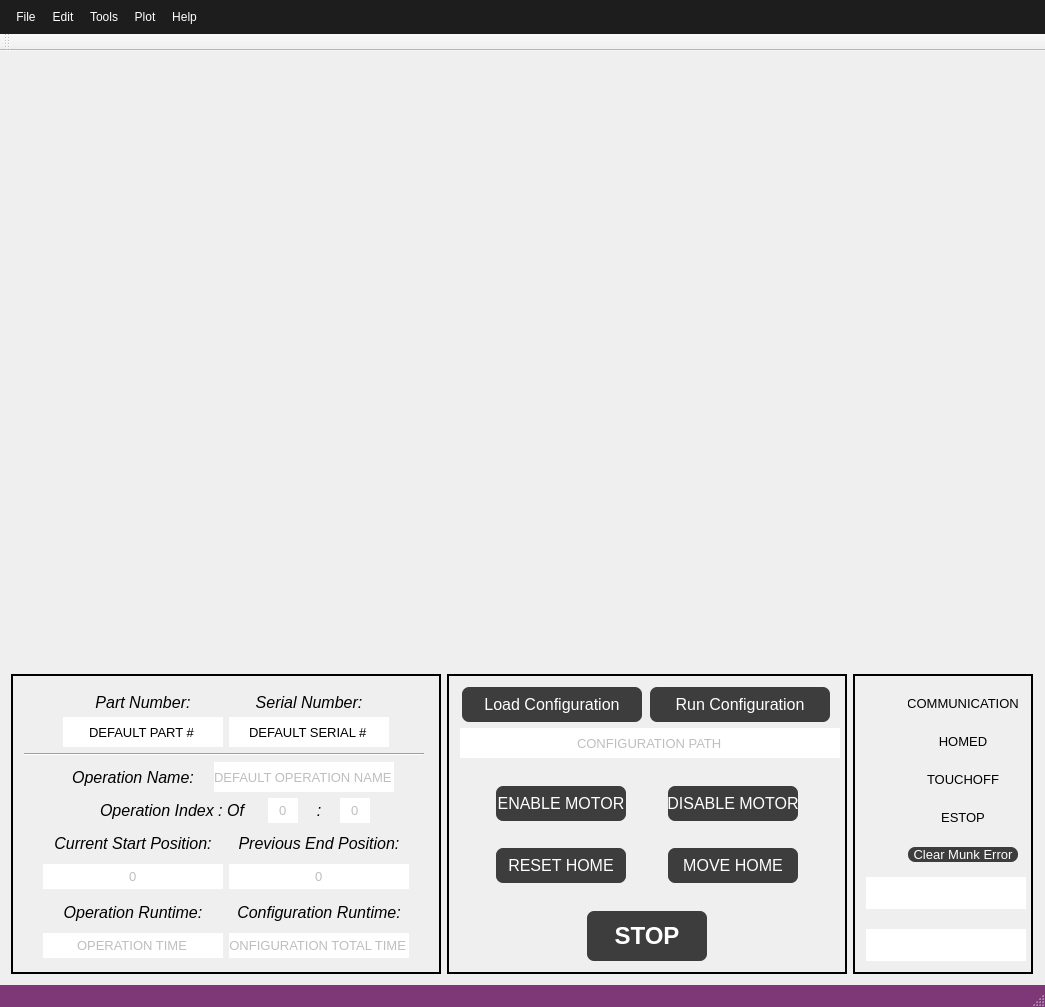
Old version of the form src/ECM_gui/ECM_controller_gui.ui in the repository dmherrington/ECM-Control-System.
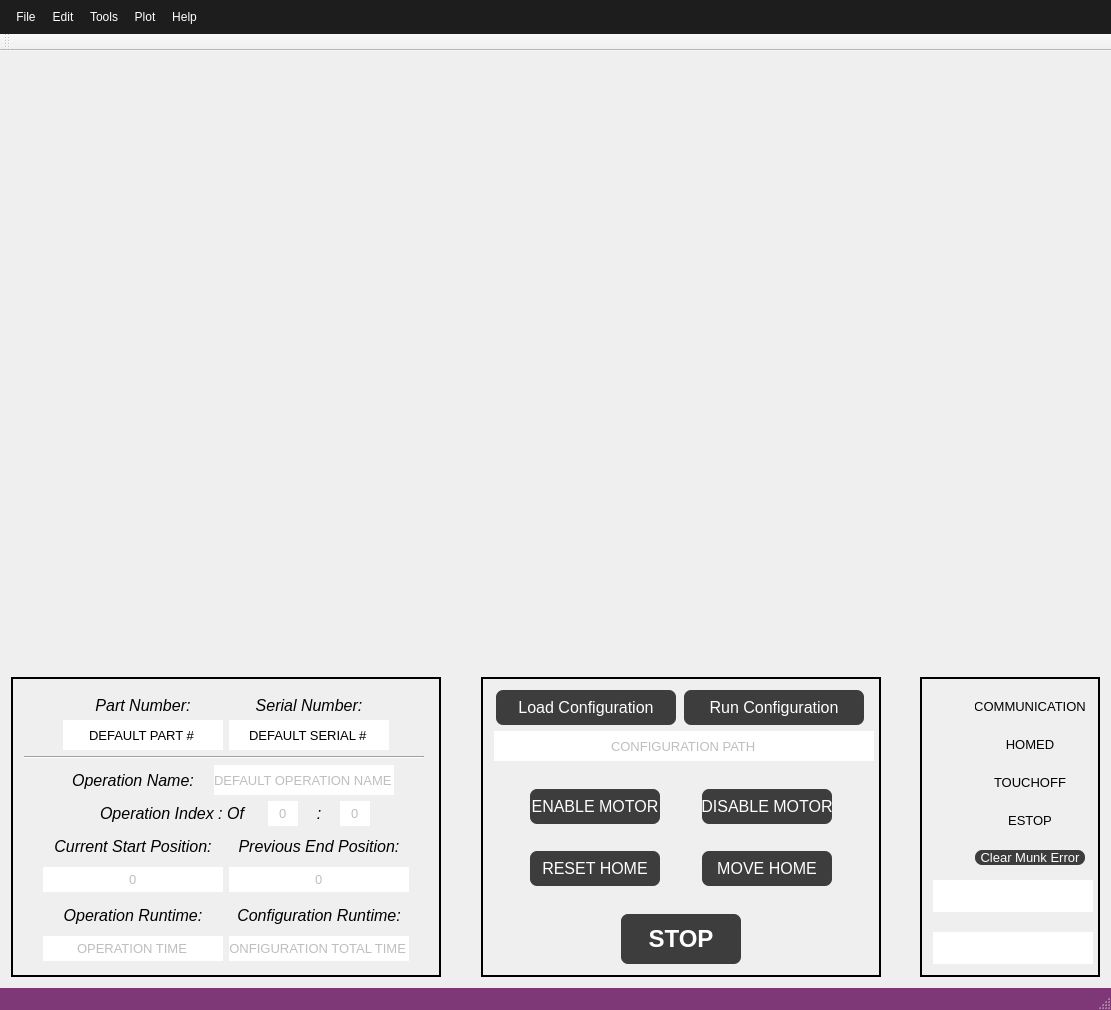
New version of the form. Custom widgets are drawn as their Qt base class.

Commit message: Primary Load In Config Functioning

The edit to the form file:
```diff
--- a/src/ECM_gui/ECM_controller_gui.ui
+++ b/src/ECM_gui/ECM_controller_gui.ui
@@ -6,8 +6,8 @@
    <rect>
     <x>0</x>
     <y>0</y>
-    <width>1045</width>
-    <height>1004</height>
+    <width>1111</width>
+    <height>1010</height>
    </rect>
   </property>
   <property name="sizePolicy">
@@ -150,7 +150,383 @@
   </property>
   <widget class="QWidget" name="centralWidget">
    <layout class="QGridLayout" name="gridLayout_3">
-    <item row="1" column="1">
+    <item row="1" column="4">
+     <widget class="QFrame" name="frame_Status">
+      <property name="sizePolicy">
+       <sizepolicy hsizetype="Fixed" vsizetype="Fixed">
+        <horstretch>0</horstretch>
+        <verstretch>0</verstretch>
+       </sizepolicy>
+      </property>
+      <property name="minimumSize">
+       <size>
+        <width>180</width>
+        <height>300</height>
+       </size>
+      </property>
+      <property name="maximumSize">
+       <size>
+        <width>180</width>
+        <height>300</height>
+       </size>
+      </property>
+      <property name="frameShape">
+       <enum>QFrame::Box</enum>
+      </property>
+      <property name="frameShadow">
+       <enum>QFrame::Plain</enum>
+      </property>
+      <property name="lineWidth">
+       <number>2</number>
+      </property>
+      <layout class="QGridLayout" name="gridLayout_5">
+       <item row="0" column="0">
+        <layout class="QGridLayout" name="gridLayout">
+         <item row="0" column="0">
+          <widget class="LED" name="widget_LEDCommunication" native="true">
+           <property name="sizePolicy">
+            <sizepolicy hsizetype="Fixed" vsizetype="Fixed">
+             <horstretch>0</horstretch>
+             <verstretch>0</verstretch>
+            </sizepolicy>
+           </property>
+           <property name="minimumSize">
+            <size>
+             <width>32</width>
+             <height>32</height>
+            </size>
+           </property>
+           <property name="maximumSize">
+            <size>
+             <width>32</width>
+             <height>32</height>
+            </size>
+           </property>
+          </widget>
+         </item>
+         <item row="0" column="1">
+          <widget class="QLabel" name="label_2">
+           <property name="sizePolicy">
+            <sizepolicy hsizetype="Fixed" vsizetype="Fixed">
+             <horstretch>0</horstretch>
+             <verstretch>0</verstretch>
+            </sizepolicy>
+           </property>
+           <property name="minimumSize">
+            <size>
+             <width>110</width>
+             <height>32</height>
+            </size>
+           </property>
+           <property name="maximumSize">
+            <size>
+             <width>110</width>
+             <height>32</height>
+            </size>
+           </property>
+           <property name="font">
+            <font>
+             <pointsize>10</pointsize>
+            </font>
+           </property>
+           <property name="text">
+            <string>COMMUNICATION</string>
+           </property>
+           <property name="alignment">
+            <set>Qt::AlignCenter</set>
+           </property>
+          </widget>
+         </item>
+         <item row="1" column="0">
+          <widget class="LED" name="widget_LEDHomed" native="true">
+           <property name="sizePolicy">
+            <sizepolicy hsizetype="Fixed" vsizetype="Fixed">
+             <horstretch>0</horstretch>
+             <verstretch>0</verstretch>
+            </sizepolicy>
+           </property>
+           <property name="minimumSize">
+            <size>
+             <width>32</width>
+             <height>32</height>
+            </size>
+           </property>
+           <property name="maximumSize">
+            <size>
+             <width>32</width>
+             <height>32</height>
+            </size>
+           </property>
+          </widget>
+         </item>
+         <item row="1" column="1">
+          <widget class="QLabel" name="label_3">
+           <property name="sizePolicy">
+            <sizepolicy hsizetype="Fixed" vsizetype="Fixed">
+             <horstretch>0</horstretch>
+             <verstretch>0</verstretch>
+            </sizepolicy>
+           </property>
+           <property name="minimumSize">
+            <size>
+             <width>110</width>
+             <height>32</height>
+            </size>
+           </property>
+           <property name="maximumSize">
+            <size>
+             <width>110</width>
+             <height>32</height>
+            </size>
+           </property>
+           <property name="font">
+            <font>
+             <pointsize>10</pointsize>
+            </font>
+           </property>
+           <property name="text">
+            <string>HOMED</string>
+           </property>
+           <property name="alignment">
+            <set>Qt::AlignCenter</set>
+           </property>
+          </widget>
+         </item>
+         <item row="2" column="0">
+          <widget class="LED" name="widget_LEDTouchoff" native="true">
+           <property name="sizePolicy">
+            <sizepolicy hsizetype="Fixed" vsizetype="Fixed">
+             <horstretch>0</horstretch>
+             <verstretch>0</verstretch>
+            </sizepolicy>
+           </property>
+           <property name="minimumSize">
+            <size>
+             <width>32</width>
+             <height>32</height>
+            </size>
+           </property>
+           <property name="maximumSize">
+            <size>
+             <width>32</width>
+             <height>32</height>
+            </size>
+           </property>
+          </widget>
+         </item>
+         <item row="2" column="1">
+          <widget class="QLabel" name="label_4">
+           <property name="sizePolicy">
+            <sizepolicy hsizetype="Fixed" vsizetype="Fixed">
+             <horstretch>0</horstretch>
+             <verstretch>0</verstretch>
+            </sizepolicy>
+           </property>
+           <property name="minimumSize">
+            <size>
+             <width>110</width>
+             <height>32</height>
+            </size>
+           </property>
+           <property name="maximumSize">
+            <size>
+             <width>110</width>
+             <height>32</height>
+            </size>
+           </property>
+           <property name="font">
+            <font>
+             <pointsize>10</pointsize>
+            </font>
+           </property>
+           <property name="text">
+            <string>TOUCHOFF</string>
+           </property>
+           <property name="alignment">
+            <set>Qt::AlignCenter</set>
+           </property>
+          </widget>
+         </item>
+         <item row="3" column="0">
+          <widget class="LED" name="widget_LEDESTOP" native="true">
+           <property name="sizePolicy">
+            <sizepolicy hsizetype="Fixed" vsizetype="Fixed">
+             <horstretch>0</horstretch>
+             <verstretch>0</verstretch>
+            </sizepolicy>
+           </property>
+           <property name="minimumSize">
+            <size>
+             <width>32</width>
+             <height>32</height>
+            </size>
+           </property>
+           <property name="maximumSize">
+            <size>
+             <width>32</width>
+             <height>32</height>
+            </size>
+           </property>
+          </widget>
+         </item>
+         <item row="3" column="1">
+          <widget class="QLabel" name="label_5">
+           <property name="sizePolicy">
+            <sizepolicy hsizetype="Fixed" vsizetype="Fixed">
+             <horstretch>0</horstretch>
+             <verstretch>0</verstretch>
+            </sizepolicy>
+           </property>
+           <property name="minimumSize">
+            <size>
+             <width>110</width>
+             <height>32</height>
+            </size>
+           </property>
+           <property name="maximumSize">
+            <size>
+             <width>110</width>
+             <height>32</height>
+            </size>
+           </property>
+           <property name="font">
+            <font>
+             <pointsize>10</pointsize>
+            </font>
+           </property>
+           <property name="text">
+            <string>ESTOP</string>
+           </property>
+           <property name="alignment">
+            <set>Qt::AlignCenter</set>
+           </property>
+          </widget>
+         </item>
+         <item row="4" column="0">
+          <widget class="LED" name="widget_LEDMunkError" native="true">
+           <property name="sizePolicy">
+            <sizepolicy hsizetype="Fixed" vsizetype="Fixed">
+             <horstretch>0</horstretch>
+             <verstretch>0</verstretch>
+            </sizepolicy>
+           </property>
+           <property name="minimumSize">
+            <size>
+             <width>32</width>
+             <height>32</height>
+            </size>
+           </property>
+           <property name="maximumSize">
+            <size>
+             <width>32</width>
+             <height>32</height>
+            </size>
+           </property>
+          </widget>
+         </item>
+         <item row="4" column="1">
+          <widget class="QPushButton" name="pushButton_ClearMunkError">
+           <property name="font">
+            <font>
+             <pointsize>10</pointsize>
+            </font>
+           </property>
+           <property name="text">
+            <string>Clear Munk Error</string>
+           </property>
+          </widget>
+         </item>
+        </layout>
+       </item>
+       <item row="1" column="0">
+        <widget class="QLineEdit" name="lineEdit_OuterState">
+         <property name="enabled">
+          <bool>false</bool>
+         </property>
+         <property name="sizePolicy">
+          <sizepolicy hsizetype="Fixed" vsizetype="Fixed">
+           <horstretch>0</horstretch>
+           <verstretch>0</verstretch>
+          </sizepolicy>
+         </property>
+         <property name="minimumSize">
+          <size>
+           <width>160</width>
+           <height>32</height>
+          </size>
+         </property>
+         <property name="maximumSize">
+          <size>
+           <width>160</width>
+           <height>32</height>
+          </size>
+         </property>
+         <property name="font">
+          <font>
+           <pointsize>10</pointsize>
+          </font>
+         </property>
+         <property name="alignment">
+          <set>Qt::AlignCenter</set>
+         </property>
+         <property name="readOnly">
+          <bool>true</bool>
+         </property>
+        </widget>
+       </item>
+       <item row="2" column="0">
+        <spacer name="verticalSpacer_3">
+         <property name="orientation">
+          <enum>Qt::Vertical</enum>
+         </property>
+         <property name="sizeHint" stdset="0">
+          <size>
+           <width>14</width>
+           <height>7</height>
+          </size>
+         </property>
+        </spacer>
+       </item>
+       <item row="3" column="0">
+        <widget class="QLineEdit" name="lineEdit_MCState">
+         <property name="enabled">
+          <bool>false</bool>
+         </property>
+         <property name="sizePolicy">
+          <sizepolicy hsizetype="Fixed" vsizetype="Fixed">
+           <horstretch>0</horstretch>
+           <verstretch>0</verstretch>
+          </sizepolicy>
+         </property>
+         <property name="minimumSize">
+          <size>
+           <width>160</width>
+           <height>32</height>
+          </size>
+         </property>
+         <property name="maximumSize">
+          <size>
+           <width>160</width>
+           <height>32</height>
+          </size>
+         </property>
+         <property name="font">
+          <font>
+           <pointsize>10</pointsize>
+          </font>
+         </property>
+         <property name="alignment">
+          <set>Qt::AlignCenter</set>
+         </property>
+         <property name="readOnly">
+          <bool>true</bool>
+         </property>
+        </widget>
+       </item>
+      </layout>
+     </widget>
+    </item>
+    <item row="1" column="2">
      <widget class="QFrame" name="frame_MaunalControl">
       <property name="sizePolicy">
        <sizepolicy hsizetype="Fixed" vsizetype="Fixed">
@@ -533,452 +909,6 @@
       </layout>
      </widget>
     </item>
-    <item row="1" column="2">
-     <widget class="QFrame" name="frame_Status">
-      <property name="sizePolicy">
-       <sizepolicy hsizetype="Fixed" vsizetype="Fixed">
-        <horstretch>0</horstretch>
-        <verstretch>0</verstretch>
-       </sizepolicy>
-      </property>
-      <property name="minimumSize">
-       <size>
-        <width>180</width>
-        <height>300</height>
-       </size>
-      </property>
-      <property name="maximumSize">
-       <size>
-        <width>180</width>
-        <height>300</height>
-       </size>
-      </property>
-      <property name="frameShape">
-       <enum>QFrame::Box</enum>
-      </property>
-      <property name="frameShadow">
-       <enum>QFrame::Plain</enum>
-      </property>
-      <property name="lineWidth">
-       <number>2</number>
-      </property>
-      <layout class="QGridLayout" name="gridLayout_5">
-       <item row="0" column="0">
-        <layout class="QGridLayout" name="gridLayout">
-         <item row="0" column="0">
-          <widget class="LED" name="widget_LEDCommunication" native="true">
-           <property name="sizePolicy">
-            <sizepolicy hsizetype="Fixed" vsizetype="Fixed">
-             <horstretch>0</horstretch>
-             <verstretch>0</verstretch>
-            </sizepolicy>
-           </property>
-           <property name="minimumSize">
-            <size>
-             <width>32</width>
-             <height>32</height>
-            </size>
-           </property>
-           <property name="maximumSize">
-            <size>
-             <width>32</width>
-             <height>32</height>
-            </size>
-           </property>
-          </widget>
-         </item>
-         <item row="0" column="1">
-          <widget class="QLabel" name="label_2">
-           <property name="sizePolicy">
-            <sizepolicy hsizetype="Fixed" vsizetype="Fixed">
-             <horstretch>0</horstretch>
-             <verstretch>0</verstretch>
-            </sizepolicy>
-           </property>
-           <property name="minimumSize">
-            <size>
-             <width>110</width>
-             <height>32</height>
-            </size>
-           </property>
-           <property name="maximumSize">
-            <size>
-             <width>110</width>
-             <height>32</height>
-            </size>
-           </property>
-           <property name="font">
-            <font>
-             <pointsize>10</pointsize>
-            </font>
-           </property>
-           <property name="text">
-            <string>COMMUNICATION</string>
-           </property>
-           <property name="alignment">
-            <set>Qt::AlignCenter</set>
-           </property>
-          </widget>
-         </item>
-         <item row="1" column="0">
-          <widget class="LED" name="widget_LEDHomed" native="true">
-           <property name="sizePolicy">
-            <sizepolicy hsizetype="Fixed" vsizetype="Fixed">
-             <horstretch>0</horstretch>
-             <verstretch>0</verstretch>
-            </sizepolicy>
-           </property>
-           <property name="minimumSize">
-            <size>
-             <width>32</width>
-             <height>32</height>
-            </size>
-           </property>
-           <property name="maximumSize">
-            <size>
-             <width>32</width>
-             <height>32</height>
-            </size>
-           </property>
-          </widget>
-         </item>
-         <item row="1" column="1">
-          <widget class="QLabel" name="label_3">
-           <property name="sizePolicy">
-            <sizepolicy hsizetype="Fixed" vsizetype="Fixed">
-             <horstretch>0</horstretch>
-             <verstretch>0</verstretch>
-            </sizepolicy>
-           </property>
-           <property name="minimumSize">
-            <size>
-             <width>110</width>
-             <height>32</height>
-            </size>
-           </property>
-           <property name="maximumSize">
-            <size>
-             <width>110</width>
-             <height>32</height>
-            </size>
-           </property>
-           <property name="font">
-            <font>
-             <pointsize>10</pointsize>
-            </font>
-           </property>
-           <property name="text">
-            <string>HOMED</string>
-           </property>
-           <property name="alignment">
-            <set>Qt::AlignCenter</set>
-           </property>
-          </widget>
-         </item>
-         <item row="2" column="0">
-          <widget class="LED" name="widget_LEDTouchoff" native="true">
-           <property name="sizePolicy">
-            <sizepolicy hsizetype="Fixed" vsizetype="Fixed">
-             <horstretch>0</horstretch>
-             <verstretch>0</verstretch>
-            </sizepolicy>
-           </property>
-           <property name="minimumSize">
-            <size>
-             <width>32</width>
-             <height>32</height>
-            </size>
-           </property>
-           <property name="maximumSize">
-            <size>
-             <width>32</width>
-             <height>32</height>
-            </size>
-           </property>
-          </widget>
-         </item>
-         <item row="2" column="1">
-          <widget class="QLabel" name="label_4">
-           <property name="sizePolicy">
-            <sizepolicy hsizetype="Fixed" vsizetype="Fixed">
-             <horstretch>0</horstretch>
-             <verstretch>0</verstretch>
-            </sizepolicy>
-           </property>
-           <property name="minimumSize">
-            <size>
-             <width>110</width>
-             <height>32</height>
-            </size>
-           </property>
-           <property name="maximumSize">
-            <size>
-             <width>110</width>
-             <height>32</height>
-            </size>
-           </property>
-           <property name="font">
-            <font>
-             <pointsize>10</pointsize>
-            </font>
-           </property>
-           <property name="text">
-            <string>TOUCHOFF</string>
-           </property>
-           <property name="alignment">
-            <set>Qt::AlignCenter</set>
-           </property>
-          </widget>
-         </item>
-         <item row="3" column="0">
-          <widget class="LED" name="widget_LEDESTOP" native="true">
-           <property name="sizePolicy">
-            <sizepolicy hsizetype="Fixed" vsizetype="Fixed">
-             <horstretch>0</horstretch>
-             <verstretch>0</verstretch>
-            </sizepolicy>
-           </property>
-           <property name="minimumSize">
-            <size>
-             <width>32</width>
-             <height>32</height>
-            </size>
-           </property>
-           <property name="maximumSize">
-            <size>
-             <width>32</width>
-             <height>32</height>
-            </size>
-           </property>
-          </widget>
-         </item>
-         <item row="3" column="1">
-          <widget class="QLabel" name="label_5">
-           <property name="sizePolicy">
-            <sizepolicy hsizetype="Fixed" vsizetype="Fixed">
-             <horstretch>0</horstretch>
-             <verstretch>0</verstretch>
-            </sizepolicy>
-           </property>
-           <property name="minimumSize">
-            <size>
-             <width>110</width>
-             <height>32</height>
-            </size>
-           </property>
-           <property name="maximumSize">
-            <size>
-             <width>110</width>
-             <height>32</height>
-            </size>
-           </property>
-           <property name="font">
-            <font>
-             <pointsize>10</pointsize>
-            </font>
-           </property>
-           <property name="text">
-            <string>ESTOP</string>
-           </property>
-           <property name="alignment">
-            <set>Qt::AlignCenter</set>
-           </property>
-          </widget>
-         </item>
-         <item row="4" column="0">
-          <widget class="LED" name="widget_LEDMunkError" native="true">
-           <property name="sizePolicy">
-            <sizepolicy hsizetype="Fixed" vsizetype="Fixed">
-             <horstretch>0</horstretch>
-             <verstretch>0</verstretch>
-            </sizepolicy>
-           </property>
-           <property name="minimumSize">
-            <size>
-             <width>32</width>
-             <height>32</height>
-            </size>
-           </property>
-           <property name="maximumSize">
-            <size>
-             <width>32</width>
-             <height>32</height>
-            </size>
-           </property>
-          </widget>
-         </item>
-         <item row="4" column="1">
-          <widget class="QPushButton" name="pushButton_ClearMunkError">
-           <property name="font">
-            <font>
-             <pointsize>10</pointsize>
-            </font>
-           </property>
-           <property name="text">
-            <string>Clear Munk Error</string>
-           </property>
-          </widget>
-         </item>
-        </layout>
-       </item>
-       <item row="1" column="0">
-        <widget class="QLineEdit" name="lineEdit_OuterState">
-         <property name="enabled">
-          <bool>false</bool>
-         </property>
-         <property name="sizePolicy">
-          <sizepolicy hsizetype="Fixed" vsizetype="Fixed">
-           <horstretch>0</horstretch>
-           <verstretch>0</verstretch>
-          </sizepolicy>
-         </property>
-         <property name="minimumSize">
-          <size>
-           <width>160</width>
-           <height>32</height>
-          </size>
-         </property>
-         <property name="maximumSize">
-          <size>
-           <width>160</width>
-           <height>32</height>
-          </size>
-         </property>
-         <property name="font">
-          <font>
-           <pointsize>10</pointsize>
-          </font>
-         </property>
-         <property name="alignment">
-          <set>Qt::AlignCenter</set>
-         </property>
-         <property name="readOnly">
-          <bool>true</bool>
-         </property>
-        </widget>
-       </item>
-       <item row="2" column="0">
-        <spacer name="verticalSpacer_3">
-         <property name="orientation">
-          <enum>Qt::Vertical</enum>
-         </property>
-         <property name="sizeHint" stdset="0">
-          <size>
-           <width>14</width>
-           <height>7</height>
-          </size>
-         </property>
-        </spacer>
-       </item>
-       <item row="3" column="0">
-        <widget class="QLineEdit" name="lineEdit_MCState">
-         <property name="enabled">
-          <bool>false</bool>
-         </property>
-         <property name="sizePolicy">
-          <sizepolicy hsizetype="Fixed" vsizetype="Fixed">
-           <horstretch>0</horstretch>
-           <verstretch>0</verstretch>
-          </sizepolicy>
-         </property>
-         <property name="minimumSize">
-          <size>
-           <width>160</width>
-           <height>32</height>
-          </size>
-         </property>
-         <property name="maximumSize">
-          <size>
-           <width>160</width>
-           <height>32</height>
-          </size>
-         </property>
-         <property name="font">
-          <font>
-           <pointsize>10</pointsize>
-          </font>
-         </property>
-         <property name="alignment">
-          <set>Qt::AlignCenter</set>
-         </property>
-         <property name="readOnly">
-          <bool>true</bool>
-         </property>
-        </widget>
-       </item>
-      </layout>
-     </widget>
-    </item>
-    <item row="0" column="0" colspan="3">
-     <layout class="QGridLayout" name="gridLayout_4">
-      <item row="0" column="0" colspan="2">
-       <widget class="graphing::PlotHandler" name="widget_primaryPlot" native="true">
-        <property name="sizePolicy">
-         <sizepolicy hsizetype="Minimum" vsizetype="Minimum">
-          <horstretch>0</horstretch>
-          <verstretch>0</verstretch>
-         </sizepolicy>
-        </property>
-        <property name="minimumSize">
-         <size>
-          <width>1020</width>
-          <height>300</height>
-         </size>
-        </property>
-        <property name="maximumSize">
-         <size>
-          <width>1020</width>
-          <height>16777215</height>
-         </size>
-        </property>
-       </widget>
-      </item>
-      <item row="1" column="0">
-       <widget class="graphing::PlotHandler" name="widget_primaryPlotVoltage" native="true">
-        <property name="sizePolicy">
-         <sizepolicy hsizetype="Minimum" vsizetype="Minimum">
-          <horstretch>0</horstretch>
-          <verstretch>0</verstretch>
-         </sizepolicy>
-        </property>
-        <property name="minimumSize">
-         <size>
-          <width>505</width>
-          <height>300</height>
-         </size>
-        </property>
-        <property name="maximumSize">
-         <size>
-          <width>1020</width>
-          <height>16777215</height>
-         </size>
-        </property>
-       </widget>
-      </item>
-      <item row="1" column="1">
-       <widget class="graphing::PlotHandler" name="widget_primaryPlotCurrent" native="true">
-        <property name="sizePolicy">
-         <sizepolicy hsizetype="Minimum" vsizetype="Minimum">
-          <horstretch>0</horstretch>
-          <verstretch>0</verstretch>
-         </sizepolicy>
-        </property>
-        <property name="minimumSize">
-         <size>
-          <width>505</width>
-          <height>300</height>
-         </size>
-        </property>
-        <property name="maximumSize">
-         <size>
-          <width>1020</width>
-          <height>16777215</height>
-         </size>
-        </property>
-       </widget>
-      </item>
-     </layout>
-    </item>
     <item row="1" column="0">
      <widget class="QFrame" name="frame_ProfileOptions">
       <property name="sizePolicy">
@@ -1910,6 +1840,102 @@
       </layout>
      </widget>
     </item>
+    <item row="0" column="0" colspan="5">
+     <layout class="QGridLayout" name="gridLayout_4">
+      <item row="0" column="0" colspan="2">
+       <widget class="graphing::PlotHandler" name="widget_primaryPlot" native="true">
+        <property name="sizePolicy">
+         <sizepolicy hsizetype="Minimum" vsizetype="Minimum">
+          <horstretch>0</horstretch>
+          <verstretch>0</verstretch>
+         </sizepolicy>
+        </property>
+        <property name="minimumSize">
+         <size>
+          <width>1020</width>
+          <height>300</height>
+         </size>
+        </property>
+        <property name="maximumSize">
+         <size>
+          <width>1020</width>
+          <height>16777215</height>
+         </size>
+        </property>
+       </widget>
+      </item>
+      <item row="1" column="0">
+       <widget class="graphing::PlotHandler" name="widget_primaryPlotVoltage" native="true">
+        <property name="sizePolicy">
+         <sizepolicy hsizetype="Minimum" vsizetype="Minimum">
+          <horstretch>0</horstretch>
+          <verstretch>0</verstretch>
+         </sizepolicy>
+        </property>
+        <property name="minimumSize">
+         <size>
+          <width>505</width>
+          <height>300</height>
+         </size>
+        </property>
+        <property name="maximumSize">
+         <size>
+          <width>1020</width>
+          <height>16777215</height>
+         </size>
+        </property>
+       </widget>
+      </item>
+      <item row="1" column="1">
+       <widget class="graphing::PlotHandler" name="widget_primaryPlotCurrent" native="true">
+        <property name="sizePolicy">
+         <sizepolicy hsizetype="Minimum" vsizetype="Minimum">
+          <horstretch>0</horstretch>
+          <verstretch>0</verstretch>
+         </sizepolicy>
+        </property>
+        <property name="minimumSize">
+         <size>
+          <width>505</width>
+          <height>300</height>
+         </size>
+        </property>
+        <property name="maximumSize">
+         <size>
+          <width>1020</width>
+          <height>16777215</height>
+         </size>
+        </property>
+       </widget>
+      </item>
+     </layout>
+    </item>
+    <item row="1" column="1">
+     <spacer name="horizontalSpacer_13">
+      <property name="orientation">
+       <enum>Qt::Horizontal</enum>
+      </property>
+      <property name="sizeHint" stdset="0">
+       <size>
+        <width>5</width>
+        <height>20</height>
+       </size>
+      </property>
+     </spacer>
+    </item>
+    <item row="1" column="3">
+     <spacer name="horizontalSpacer_14">
+      <property name="orientation">
+       <enum>Qt::Horizontal</enum>
+      </property>
+      <property name="sizeHint" stdset="0">
+       <size>
+        <width>5</width>
+        <height>20</height>
+       </size>
+      </property>
+     </spacer>
+    </item>
    </layout>
   </widget>
   <widget class="QMenuBar" name="menuBar">
@@ -1917,7 +1943,7 @@
     <rect>
      <x>0</x>
      <y>0</y>
-     <width>1045</width>
+     <width>1111</width>
      <height>40</height>
     </rect>
    </property>
```
The commit also changes 8 other files.
